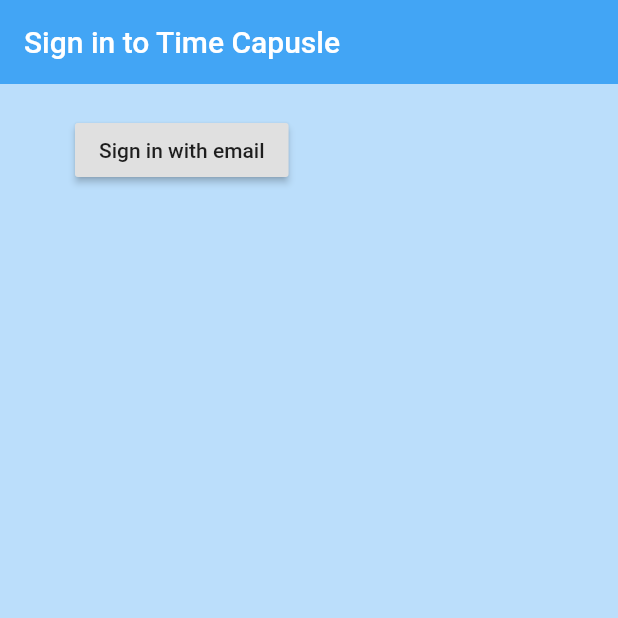
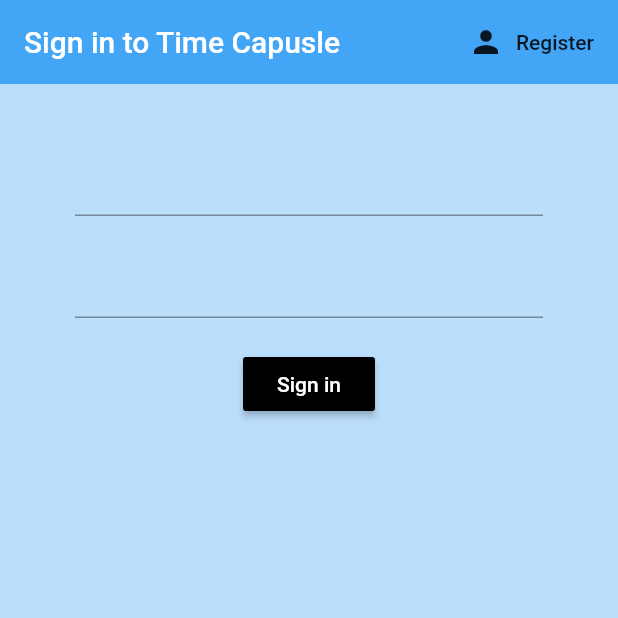
Before and after one commit to AdamKassem/Time-Capsule, a Flutter app: the screen it shows after launch, on a phone screen of 412 x 824 dp, the top half of it. Run offline on Flutter 3.47's test engine with Material 2 defaults, Android fonts, the phone set to English and light mode, and no system bars; our stand-ins replace firebase_auth, firebase_core; accounts and stored records are empty.

Commit message:
Users are now able to register/sign in with email and password

```diff
--- /dev/null
+++ b/lib/Models/user.dart
@@ -0,0 +1,8 @@
+class Users {
+
+  final String uid;
+
+  Users({this.uid});
+
+
+}
--- a/lib/Screens/Authenticate/authenticate.dart
+++ b/lib/Screens/Authenticate/authenticate.dart
@@ -1,5 +1,6 @@
 import 'package:flutter/material.dart';
 import 'package:time_capsule/Screens/in.dart';
+import 'package:time_capsule/Screens/Authenticate/register.dart';
 
 class Authenticate extends StatefulWidget {
   @override
@@ -7,10 +8,20 @@ class Authenticate extends StatefulWidget {
 }
 
 class AuthenticateState extends State<Authenticate> {
+
+  bool showSignIn = true;
+  void toggleView(){
+    setState(() => showSignIn = !showSignIn);
+}
+
   @override
   Widget build(BuildContext context) {
-    return Container(
-        child: SignIn(),
-    );
+    if (showSignIn == true){
+      return SignIn(toggleView: toggleView);
+    }
+    else{
+      return Register(toggleView: toggleView);
+    }
+
   }
 }
--- a/lib/Screens/in.dart
+++ b/lib/Screens/in.dart
@@ -2,6 +2,10 @@ import 'package:flutter/material.dart';
 import 'package:time_capsule/Service/auth.dart';
 
 class SignIn extends StatefulWidget {
+
+  final Function toggleView;
+  SignIn({this.toggleView});
+
   @override
   _SignInState createState() => _SignInState();
 }
@@ -9,6 +13,14 @@ class SignIn extends StatefulWidget {
 class _SignInState extends State<SignIn> {
 
   final AuthService _auth = AuthService();
+  final _formKey = GlobalKey<FormState>();
+
+  //Text field state
+  String email = '';
+  String password = '';
+  String error = '';
+
+
   @override
   Widget build(BuildContext context) {
     return Scaffold(
@@ -17,23 +29,63 @@ class _SignInState extends State<SignIn> {
         backgroundColor: Colors.blue[400],
         elevation: 0.0,
         title: Text('Sign in to Time Capusle'),
+        actions: <Widget>[
+          FlatButton.icon(
+            icon: Icon(Icons.person),
+            label: Text('Register'),
+            onPressed: () {
+              widget.toggleView();
+            },
+          )
+        ],
       ),
         body: Container(
           padding: EdgeInsets.symmetric(vertical: 20, horizontal: 50),
-            child: RaisedButton(
-            child: Text('Sign in with email'),
-            onPressed: () async {
-              dynamic result = await _auth.signInEmail();
-              if(result==null){
-                print('error signing in');
-              }
-              else{
-                print('signed in');
-                print(result);
-              }
-            },
-          ),
-    ),
+            child: Form(
+                key: _formKey,
+                child: Column(
+                  children: <Widget>[
+                    SizedBox(height: 20.0),
+                    TextFormField(
+                      validator: (val) => val.isEmpty ? 'Enter an email' : null,
+                      onChanged: (val){
+                        setState(() => email = val);
+                    }
+                  ),
+                  SizedBox(height: 20.0),
+                  TextFormField(
+                      obscureText: true,
+                      validator: (val) => val.length < 6 ? 'Password must have at least 6 characters' : null,
+                      onChanged: (val){
+                        setState(() => password = val);
+                    }
+                  ),
+                  SizedBox(height: 20.0),
+                  RaisedButton(
+                    color: Colors.black,
+                    child: Text(
+                      'Sign in',
+                      style: TextStyle(color: Colors.white),
+                    ),
+                      onPressed: () async{
+                        if(_formKey.currentState.validate()){
+                          dynamic result = await _auth.signInWithEmailAndPassword(email, password);
+
+                          if(result == null){
+                           setState(() => error = 'Could not sign in with those credentials');
+                          }
+                        }
+                      }
+                  ),
+                    SizedBox(height: 12.0),
+                    Text(
+                      error,
+                      style: TextStyle(color: Colors.red, fontSize: 14.0),
+                    )
+                ]
+              )
+            )
+        ),
     );
   }
 }
--- a/lib/Screens/wrapper.dart
+++ b/lib/Screens/wrapper.dart
@@ -1,13 +1,23 @@
 import 'package:flutter/material.dart';
+import 'package:provider/provider.dart';
 import 'package:time_capsule/Screens/Authenticate/authenticate.dart';
 import 'package:time_capsule/Screens/Home/home.dart';
+import 'package:time_capsule/Models/user.dart';
 
 
 class Wrapper extends StatelessWidget {
   @override
   Widget build(BuildContext context) {
 
+    final user = Provider.of<Users>(context);
+
     //Return home or authenticate
-    return Authenticate();
+    if(user == null){
+      return Authenticate();
+    }
+    else{
+      return Home();
+    }
+
   }
 }
--- a/lib/main.dart
+++ b/lib/main.dart
@@ -1,6 +1,9 @@
 import 'package:flutter/material.dart';
 import 'package:time_capsule/Screens/wrapper.dart';
 import 'package:firebase_core/firebase_core.dart';
+import 'package:provider/provider.dart';
+import 'package:time_capsule/Service/auth.dart';
+import 'package:time_capsule/Models/user.dart';
 
 void main() async {
   WidgetsFlutterBinding.ensureInitialized();
@@ -11,8 +14,11 @@ void main() async {
 class MyApp extends StatelessWidget {
   @override
   Widget build(BuildContext context) {
-    return MaterialApp(
-      home: Wrapper(),
+    return StreamProvider<Users>.value(
+      value: AuthService().user,
+      child: MaterialApp(
+        home: Wrapper(),
+      ),
     );
   }
 }
--- a/pubspec.yaml
+++ b/pubspec.yaml
@@ -24,6 +24,7 @@ dependencies:
   flutter:
     sdk: flutter
   firebase_core : ^0.5.0
+  provider: ^3.1.0
 
   # The following adds the Cupertino Icons font to your application.
   # Use with the CupertinoIcons class for iOS style icons.
```
Also changed, not shown: lib/Screens/Authenticate/register.dart (added, +89 -0 lines), lib/Screens/Home/home.dart (+20 -2 lines), lib/Service/auth.dart (+39 -15 lines), pubspec.lock.
